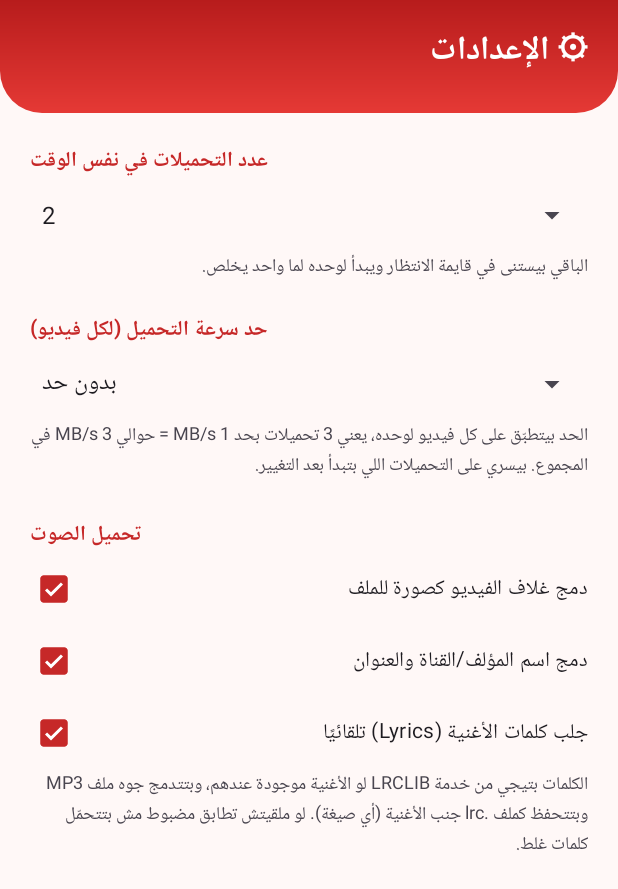
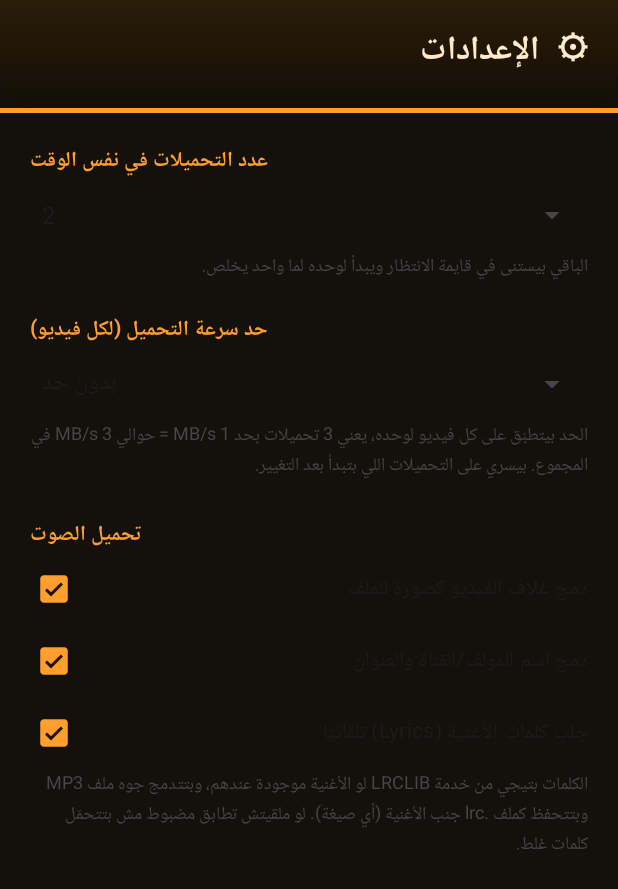
Before and after one commit to lionkhaled25/ytdownloader, an Android app: the SettingsActivity screen opened directly, with no data from a screen before it, on a phone screen of 412 x 824 dp. Shown: the top 889 px of the screen. Run offline under Robolectric (Android 15) with nearby library versions, the phone set to English and light mode, and no system bars; libraries missing offline, so code that uses them is left out: com.yausername.youtubedl_android; pictures from the network do not load.

Commit message:
v6.2 Steins Gate Edition: dark Nixie theme
- dark warm charcoal palette day and night, amber Nixie accent
- Share Tech Mono digital font for titles and numbers (OFL)
- amber progress bars and notification accent
- dark/amber header with Nixie underline, new launcher and in-app icons
- versionCode 10, versionName 6.2 Steins Gate Edition

```diff
--- a/app/build.gradle.kts
+++ b/app/build.gradle.kts
@@ -11,8 +11,8 @@ android {
         applicationId = "com.example.ytdl"
         minSdk = 29
         targetSdk = 34
-        versionCode = 9
-        versionName = "6.1"
+        versionCode = 10
+        versionName = "6.2 Steins Gate Edition"
     }
 
     // 3 ملفات APK:
--- a/app/src/main/java/com/example/ytdl/Notifier.kt
+++ b/app/src/main/java/com/example/ytdl/Notifier.kt
@@ -15,7 +15,7 @@ object Notifier {
     private const val CH_DONE = "done"
     private const val CH_QUIET = "done_quiet"
     const val ONGOING_ID = 1001
-    private const val RED = 0xFFD32F2F.toInt()
+    private const val AMBER = 0xFFFF9E2C.toInt()
     private val nextId = AtomicInteger(2000)
 
     fun ensureChannels(ctx: Context) {
@@ -61,7 +61,7 @@ object Notifier {
             else -> "${s.percent}%"
         }
         return NotificationCompat.Builder(ctx, CH_PROGRESS)
-            .setColor(RED)
+            .setColor(AMBER)
             .setSmallIcon(android.R.drawable.stat_sys_download)
             .setContentTitle(title)
             .setContentText(text)
@@ -91,7 +91,7 @@ object Notifier {
             ctx, id, view, PendingIntent.FLAG_IMMUTABLE or PendingIntent.FLAG_UPDATE_CURRENT
         )
         val b = NotificationCompat.Builder(ctx, if (alert) CH_DONE else CH_QUIET)
-            .setColor(RED)
+            .setColor(AMBER)
             .setSmallIcon(android.R.drawable.stat_sys_download_done)
             .setContentTitle("تم التحميل ✅")
             .setContentText("$name  •  $sizeText")
@@ -105,7 +105,7 @@ object Notifier {
         ensureChannels(ctx)
         val id = nextId.getAndIncrement()
         val n = NotificationCompat.Builder(ctx, CH_QUIET)
-            .setColor(RED)
+            .setColor(AMBER)
             .setSmallIcon(android.R.drawable.stat_notify_error)
             .setContentTitle("فشل التحميل")
             .setContentText(if (title.isNotBlank()) "$title — $msg" else msg)
--- a/app/src/main/res/drawable/bg_header.xml
+++ b/app/src/main/res/drawable/bg_header.xml
@@ -1,11 +1,19 @@
 <?xml version="1.0" encoding="utf-8"?>
-<shape xmlns:android="http://schemas.android.com/apk/res/android"
-    android:shape="rectangle">
+<layer-list xmlns:android="http://schemas.android.com/apk/res/android">
+    <item>
+        <shape android:shape="rectangle">
             <gradient
                 android:angle="270"
-        android:endColor="@color/brand_red"
-        android:startColor="@color/brand_dark" />
+                android:endColor="#120D06"
+                android:startColor="#2A1D08" />
             <corners
                 android:bottomLeftRadius="28dp"
                 android:bottomRightRadius="28dp" />
         </shape>
+    </item>
+    <item android:gravity="bottom" android:height="3dp">
+        <shape android:shape="rectangle">
+            <solid android:color="@color/nixie" />
+        </shape>
+    </item>
+</layer-list>
--- a/app/src/main/res/drawable/ic_launcher_background.xml
+++ b/app/src/main/res/drawable/ic_launcher_background.xml
@@ -14,10 +14,10 @@
                 android:startY="0"
                 android:type="linear">
                 <item
-                    android:color="#FF5252"
+                    android:color="#FF3A2A10"
                     android:offset="0" />
                 <item
-                    android:color="#B71C1C"
+                    android:color="#FF120D06"
                     android:offset="1" />
             </gradient>
         </aapt:attr>
--- a/app/src/main/res/drawable/ic_launcher_foreground.xml
+++ b/app/src/main/res/drawable/ic_launcher_foreground.xml
@@ -4,12 +4,12 @@
     android:height="108dp"
     android:viewportWidth="108"
     android:viewportHeight="108">
-    <!-- سهم التحميل -->
+    <!-- سهم التحميل بلون Nixie -->
     <path
-        android:fillColor="#FFFFFF"
+        android:fillColor="#FF9E2C"
         android:pathData="M49,28h10v22h11l-16,18l-16,-18h11z" />
     <!-- القاعدة -->
     <path
-        android:fillColor="#FFFFFF"
+        android:fillColor="#FF9E2C"
         android:pathData="M35,74h38v6h-38z" />
 </vector>
--- a/app/src/main/res/drawable/ic_logo.xml
+++ b/app/src/main/res/drawable/ic_logo.xml
@@ -5,12 +5,12 @@
     android:viewportWidth="48"
     android:viewportHeight="48">
     <path
-        android:fillColor="#FFFFFF"
+        android:fillColor="#1A1206"
         android:pathData="M24,24m-22,0a22,22 0,1 1,44 0a22,22 0,1 1,-44 0" />
     <path
-        android:fillColor="#D32F2F"
+        android:fillColor="#FF9E2C"
         android:pathData="M21,10h6v13h6.5l-9.5,11l-9.5,-11h6.5z" />
     <path
-        android:fillColor="#D32F2F"
+        android:fillColor="#FF9E2C"
         android:pathData="M14,37h20v3.5h-20z" />
 </vector>
--- a/app/src/main/res/layout/activity_main.xml
+++ b/app/src/main/res/layout/activity_main.xml
@@ -151,6 +151,7 @@
                         android:id="@+id/summaryText"
                         android:layout_width="match_parent"
                         android:layout_height="wrap_content"
+                        android:fontFamily="@font/share_tech_mono"
                         android:text="مفيش تحميلات دلوقتي" />
 
                     <ProgressBar
@@ -160,6 +161,8 @@
                         android:layout_height="wrap_content"
                         android:layout_marginTop="8dp"
                         android:max="100"
+                        android:progressBackgroundTint="#3A2C18"
+                        android:progressTint="@color/nixie"
                         android:visibility="gone" />
                 </LinearLayout>
             </com.google.android.material.card.MaterialCardView>
--- a/app/src/main/res/layout/item_task.xml
+++ b/app/src/main/res/layout/item_task.xml
@@ -19,13 +19,16 @@
         android:layout_width="match_parent"
         android:layout_height="wrap_content"
         android:layout_marginTop="6dp"
-        android:max="100" />
+        android:max="100"
+        android:progressBackgroundTint="#3A2C18"
+        android:progressTint="@color/nixie" />
 
     <TextView
         android:id="@+id/taskInfo"
         android:layout_width="match_parent"
         android:layout_height="wrap_content"
         android:layout_marginTop="4dp"
+        android:fontFamily="@font/share_tech_mono"
         android:textSize="12sp" />
 
     <LinearLayout
--- a/app/src/main/res/values-night/colors.xml
+++ b/app/src/main/res/values-night/colors.xml
@@ -1,26 +1,28 @@
 <?xml version="1.0" encoding="utf-8"?>
 <resources>
-    <color name="brand_dark">#B71C1C</color>
-    <color name="brand_red">#E53935</color>
+    <!-- ستايل Steins;Gate: خلفية فحمية دافية + كهرماني Nixie -->
+    <color name="brand_dark">#171006</color>
+    <color name="brand_red">#3A2A10</color>
+    <color name="nixie">#FF9E2C</color>
 
-    <color name="md_primary">#FF8A80</color>
-    <color name="md_on_primary">#4A0000</color>
-    <color name="md_primary_container">#93000A</color>
-    <color name="md_on_primary_container">#FFDAD6</color>
-    <color name="md_secondary">#E7BDB8</color>
-    <color name="md_on_secondary">#442926</color>
-    <color name="md_secondary_container">#5D3F3B</color>
-    <color name="md_on_secondary_container">#FFDAD6</color>
-    <color name="md_background">#1A1110</color>
-    <color name="md_surface">#1A1110</color>
-    <color name="md_on_surface">#F1DFDC</color>
-    <color name="md_surface_variant">#534341</color>
-    <color name="md_on_surface_variant">#D8C2BF</color>
-    <color name="md_outline">#A08C89</color>
-    <color name="md_outline_variant">#534341</color>
-    <color name="md_container_lowest">#140C0B</color>
-    <color name="md_container_low">#221918</color>
-    <color name="md_container">#271D1C</color>
-    <color name="md_container_high">#322826</color>
-    <color name="md_container_highest">#3D3231</color>
+    <color name="md_primary">#FF9E2C</color>
+    <color name="md_on_primary">#241300</color>
+    <color name="md_primary_container">#4A3008</color>
+    <color name="md_on_primary_container">#FFDCAE</color>
+    <color name="md_secondary">#B79B7B</color>
+    <color name="md_on_secondary">#241A0E</color>
+    <color name="md_secondary_container">#3A2D1B</color>
+    <color name="md_on_secondary_container">#F3DFC4</color>
+    <color name="md_background">#14100B</color>
+    <color name="md_surface">#14100B</color>
+    <color name="md_on_surface">#F1E4D3</color>
+    <color name="md_surface_variant">#3A2F22</color>
+    <color name="md_on_surface_variant">#D8C4AC</color>
+    <color name="md_outline">#8A755B</color>
+    <color name="md_outline_variant">#3A2F22</color>
+    <color name="md_container_lowest">#0F0B07</color>
+    <color name="md_container_low">#1A140D</color>
+    <color name="md_container">#1F1810</color>
+    <color name="md_container_high">#282014</color>
+    <color name="md_container_highest">#32291B</color>
 </resources>
--- a/app/src/main/res/values/bools.xml
+++ b/app/src/main/res/values/bools.xml
@@ -1,4 +1,4 @@
 <?xml version="1.0" encoding="utf-8"?>
 <resources>
-    <bool name="light_bars">true</bool>
+    <bool name="light_bars">false</bool>
 </resources>
--- a/app/src/main/res/values/colors.xml
+++ b/app/src/main/res/values/colors.xml
@@ -1,26 +1,28 @@
 <?xml version="1.0" encoding="utf-8"?>
 <resources>
-    <color name="brand_dark">#B71C1C</color>
-    <color name="brand_red">#E53935</color>
+    <!-- ستايل Steins;Gate: خلفية فحمية دافية + كهرماني Nixie -->
+    <color name="brand_dark">#171006</color>
+    <color name="brand_red">#3A2A10</color>
+    <color name="nixie">#FF9E2C</color>
 
-    <color name="md_primary">#C62828</color>
-    <color name="md_on_primary">#FFFFFF</color>
-    <color name="md_primary_container">#FFDAD6</color>
-    <color name="md_on_primary_container">#410002</color>
-    <color name="md_secondary">#775652</color>
-    <color name="md_on_secondary">#FFFFFF</color>
-    <color name="md_secondary_container">#FDE2DF</color>
-    <color name="md_on_secondary_container">#2C1512</color>
-    <color name="md_background">#FFF8F7</color>
-    <color name="md_surface">#FFF8F7</color>
-    <color name="md_on_surface">#231918</color>
-    <color name="md_surface_variant">#F5DDDA</color>
-    <color name="md_on_surface_variant">#534341</color>
-    <color name="md_outline">#857370</color>
-    <color name="md_outline_variant">#D8C2BF</color>
-    <color name="md_container_lowest">#FFFFFF</color>
-    <color name="md_container_low">#FFF0EE</color>
-    <color name="md_container">#FCEAE7</color>
-    <color name="md_container_high">#F7E4E1</color>
-    <color name="md_container_highest">#F1DEDB</color>
+    <color name="md_primary">#FF9E2C</color>
+    <color name="md_on_primary">#241300</color>
+    <color name="md_primary_container">#4A3008</color>
+    <color name="md_on_primary_container">#FFDCAE</color>
+    <color name="md_secondary">#B79B7B</color>
+    <color name="md_on_secondary">#241A0E</color>
+    <color name="md_secondary_container">#3A2D1B</color>
+    <color name="md_on_secondary_container">#F3DFC4</color>
+    <color name="md_background">#14100B</color>
+    <color name="md_surface">#14100B</color>
+    <color name="md_on_surface">#F1E4D3</color>
+    <color name="md_surface_variant">#3A2F22</color>
+    <color name="md_on_surface_variant">#D8C4AC</color>
+    <color name="md_outline">#8A755B</color>
+    <color name="md_outline_variant">#3A2F22</color>
+    <color name="md_container_lowest">#0F0B07</color>
+    <color name="md_container_low">#1A140D</color>
+    <color name="md_container">#1F1810</color>
+    <color name="md_container_high">#282014</color>
+    <color name="md_container_highest">#32291B</color>
 </resources>
--- a/app/src/main/res/values/themes.xml
+++ b/app/src/main/res/values/themes.xml
@@ -37,14 +37,15 @@
         <item name="android:navigationBarColor">@android:color/transparent</item>
     </style>
 
-    <!-- عنوان الشاشة بخلفية حمراء -->
+    <!-- عنوان الشاشة: خلفية داكنة بخط كهرماني -->
     <style name="HeaderTitle">
         <item name="android:layout_width">match_parent</item>
         <item name="android:layout_height">wrap_content</item>
         <item name="android:background">@drawable/bg_header</item>
-        <item name="android:textColor">#FFFFFF</item>
         <item name="android:textSize">22sp</item>
         <item name="android:textStyle">bold</item>
+        <item name="android:fontFamily">@font/share_tech_mono</item>
+        <item name="android:textColor">#FFE9C9</item>
         <item name="android:paddingStart">20dp</item>
         <item name="android:paddingEnd">20dp</item>
         <item name="android:paddingTop">16dp</item>
```
Also changed, not shown: app/src/main/res/font/share_tech_mono.ttf (added). Lines whose indentation alone changed are shown as unchanged.
